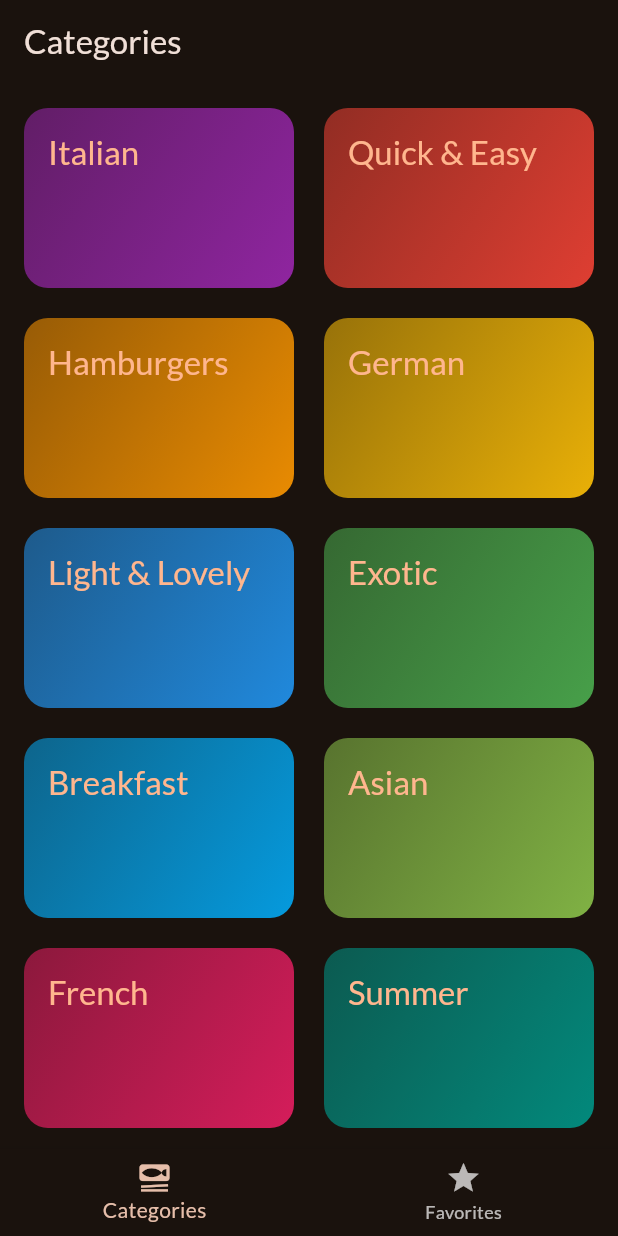
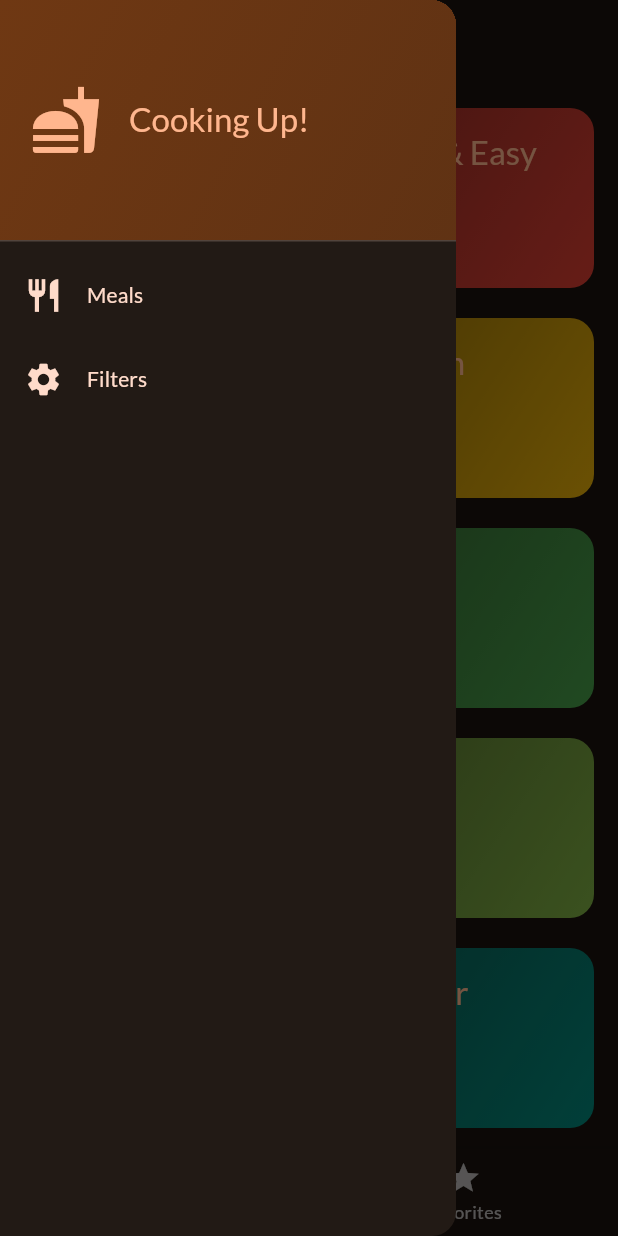
Before and after one commit to IvanHahan/meals, a Flutter app: the screen it shows after launch, with the side drawer open (before the commit the screen has no drawer), on a phone screen of 412 x 824 dp. Run offline on Flutter 3.47's test engine with Material 3 defaults, Android fonts, the phone set to English and light mode, and no system bars; our stand-ins replace google_fonts, transparent_image.

Commit message:
update for lecture 8

```diff
--- a/lib/screens/categories.dart
+++ b/lib/screens/categories.dart
@@ -3,12 +3,20 @@ import 'package:meals/data/dummy_data.dart';
 import 'package:meals/models/category.dart';
 import 'package:meals/screens/meals.dart';
 import 'package:meals/widgets/category_grid_item.dart';
+import 'package:meals/models/meal.dart';
 
 class CategoriesScreen extends StatelessWidget {
-  const CategoriesScreen({super.key});
+  const CategoriesScreen({
+    super.key,
+    required this.onToggleFavorite,
+    required this.meals,
+  });
+
+  final void Function(Meal meal) onToggleFavorite;
+  final List<Meal> meals;
 
   void _selectCategory(BuildContext context, Category category) {
-    final selectedMeals = dummyMeals.where(
+    final selectedMeals = meals.where(
       (meal) => meal.categories.contains(category.id),
     ).toList();
 
@@ -18,6 +26,7 @@ class CategoriesScreen extends StatelessWidget {
         builder: (ctx) => MealsScreen(
           title: category.title,
           meals: selectedMeals,
+          onToggleFavorite: onToggleFavorite,
         ),
       ),
     );
--- a/lib/screens/tabs.dart
+++ b/lib/screens/tabs.dart
@@ -1,6 +1,10 @@
 import 'package:flutter/material.dart';
+import 'package:meals/data/dummy_data.dart';
 import 'package:meals/screens/categories.dart';
+import 'package:meals/screens/filters.dart';
 import 'package:meals/screens/meals.dart';
+import 'package:meals/models/meal.dart';
+import 'package:meals/widgets/main_drawer.dart';
 
 class TabsScreen extends StatefulWidget {
   const TabsScreen({super.key});
@@ -12,8 +16,37 @@ class TabsScreen extends StatefulWidget {
 }
 
 class _TabsScreenState extends State<TabsScreen> {
+  int _selectedPageIndex = 0;
+  final List<Meal> _favoriteMeals = [];
+  Map<Filter, bool> _selectedFilters = {
+    Filter.glutenFree: false,
+    Filter.lactoseFree: false,
+    Filter.vegeterian: false,
+    Filter.vegan: false
+  };
 
-  int _selectedPageIndex = 0;
+  void _showInfoMessage(String message) {
+    ScaffoldMessenger.of(context).clearSnackBars();
+    ScaffoldMessenger.of(context).showSnackBar(
+      SnackBar(
+        content: Text(message),
+      ),
+    );
+  }
+
+  void _toggleMealFavoriteStatus(Meal meal) {
+    final isExisting = _favoriteMeals.contains(meal);
+
+    setState(() {
+      if (isExisting) {
+        _favoriteMeals.remove(meal);
+        _showInfoMessage('Meal removed from favorites');
+      } else {
+        _favoriteMeals.add(meal);
+        _showInfoMessage('Meal added to favorites');
+      }
+    });
+  }
 
   void _selectPage(int index) {
     setState(() {
@@ -21,19 +54,64 @@ class _TabsScreenState extends State<TabsScreen> {
     });
   }
 
+  void _setScreen(String identifier) async {
+    if (identifier == 'filters') {
+      Navigator.pop(context);
+      final result = await Navigator.push<Map<Filter, bool>>(
+        context,
+        MaterialPageRoute(
+          builder: (ctx) => FiltersScreen(
+            currentFilters: _selectedFilters,
+          ),
+        ),
+      );
+      setState(() {
+        _selectedFilters = result!;
+      });
+    } else {
+      Navigator.pop(context);
+    }
+  }
+
   @override
   Widget build(BuildContext context) {
+    final availableMeals = dummyMeals.where((meal) {
+      if (_selectedFilters[Filter.glutenFree]! && !meal.isGlutenFree) {
+        return false;
+      }
+      if (_selectedFilters[Filter.lactoseFree]! && !meal.isLactoseFree) {
+        return false;
+      }
+      if (_selectedFilters[Filter.vegan]! && !meal.isVegan) {
+        return false;
+      }
+      if (_selectedFilters[Filter.vegeterian]! && !meal.isVegetarian) {
+        return false;
+      }
+      return true;
+    }).toList();
 
-    Widget activePage = const CategoriesScreen();
+    Widget activePage = CategoriesScreen(
+      meals: availableMeals,
+      onToggleFavorite: _toggleMealFavoriteStatus,
+    );
     var activePageTitle = 'Categories';
 
     if (_selectedPageIndex == 1) {
-      activePage = const MealsScreen(meals: []);
+      activePage = MealsScreen(
+        meals: _favoriteMeals,
+        onToggleFavorite: _toggleMealFavoriteStatus,
+      );
       activePageTitle = 'Favorites';
     }
 
     return Scaffold(
-      appBar: AppBar(title: Text(activePageTitle),),
+      appBar: AppBar(
+        title: Text(activePageTitle),
+      ),
+      drawer: MainDrawer(
+        onSelectScreen: _setScreen,
+      ),
       body: activePage,
       bottomNavigationBar: BottomNavigationBar(
         onTap: _selectPage,
--- /dev/null
+++ b/lib/widgets/main_drawer.dart
@@ -0,0 +1,81 @@
+import 'package:flutter/material.dart';
+import 'package:flutter/widgets.dart';
+
+class MainDrawer extends StatelessWidget {
+  const MainDrawer({super.key, required this.onSelectScreen});
+
+  final void Function(String identifier) onSelectScreen;
+
+
+  @override
+  Widget build(BuildContext context) {
+    return Drawer(
+      child: Column(
+        children: [
+          DrawerHeader(
+            padding: const EdgeInsets.all(20),
+            decoration: BoxDecoration(
+              gradient: LinearGradient(
+                colors: [
+                  Theme.of(context).colorScheme.primaryContainer,
+                  Theme.of(context)
+                      .colorScheme
+                      .primaryContainer
+                      .withOpacity(0.8),
+                ],
+                begin: Alignment.topLeft,
+                end: Alignment.bottomRight,
+              ),
+            ),
+            child: Row(
+              children: [
+                Icon(
+                  Icons.fastfood,
+                  size: 48,
+                  color: Theme.of(context).colorScheme.primary,
+                ),
+                const SizedBox(
+                  width: 18,
+                ),
+                Text(
+                  'Cooking Up!',
+                  style: Theme.of(context).textTheme.titleLarge!.copyWith(
+                        color: Theme.of(context).colorScheme.primary,
+                      ),
+                ),
+              ],
+            ),
+          ),
+          ListTile(
+            onTap: () {
+              onSelectScreen('meals');
+            },
+            leading: Icon(
+              Icons.restaurant,
+              size: 26,
+              color: Theme.of(context).colorScheme.onSecondaryContainer,
+            ),
+            title: Text('Meals',
+                style: Theme.of(context).textTheme.titleSmall!.copyWith(
+                      color: Theme.of(context).colorScheme.onSecondaryContainer,
+                    )),
+          ),
+          ListTile(
+            onTap: () {
+              onSelectScreen('filters');
+            },
+            leading: Icon(
+              Icons.settings,
+              size: 26,
+              color: Theme.of(context).colorScheme.onSecondaryContainer,
+            ),
+            title: Text('Filters',
+                style: Theme.of(context).textTheme.titleSmall!.copyWith(
+                      color: Theme.of(context).colorScheme.onSecondaryContainer,
+                    )),
+          ),
+        ],
+      ),
+    );
+  }
+}
```
Also changed, not shown: lib/screens/filters.dart (added, +148 -0 lines), lib/screens/meal_details.dart (+14 -2 lines), lib/screens/meals.dart (+6 -1 lines). Lines whose indentation alone changed are shown as unchanged.
